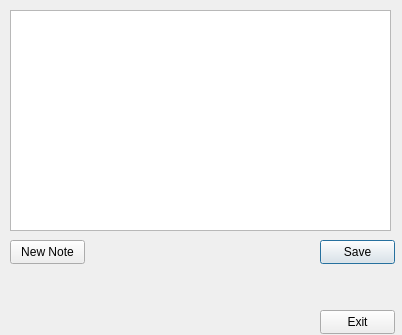
Old version of the form BookSearch/notes.ui in the repository SkySaves/QT-Book-Search.
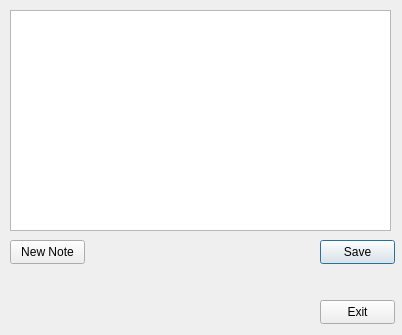
New version of the form.

The edit to the form file:
```diff
--- a/BookSearch/notes.ui
+++ b/BookSearch/notes.ui
@@ -58,7 +58,7 @@
    <property name="geometry">
     <rect>
      <x>320</x>
-     <y>310</y>
+     <y>300</y>
      <width>75</width>
      <height>24</height>
     </rect>
```
